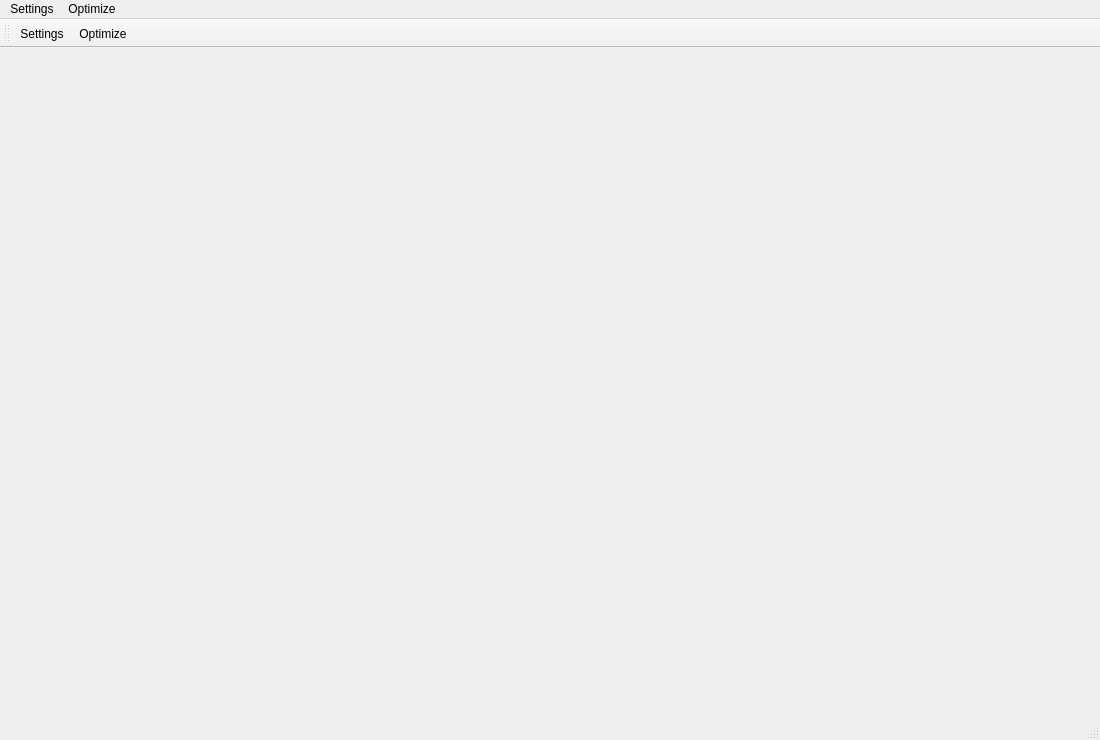
First picture: the form in mainwindow.ui, repository NikitaKhromovSPBU/FunctionOptimizationGUI, before the edit.
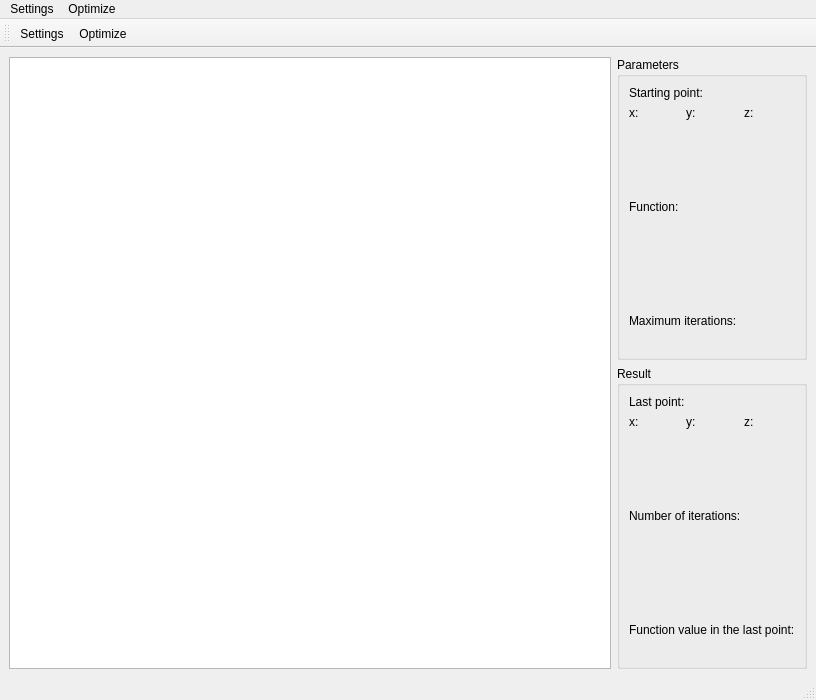
Second picture: the form after the edit. Icons and pictures are not drawn.

What changed in the file:
```diff
--- a/mainwindow.ui
+++ b/mainwindow.ui
@@ -6,21 +6,324 @@
    <rect>
     <x>0</x>
     <y>0</y>
-    <width>1100</width>
-    <height>740</height>
+    <width>816</width>
+    <height>700</height>
    </rect>
   </property>
   <property name="windowTitle">
    <string>MainWindow</string>
   </property>
-  <widget class="QWidget" name="centralwidget"/>
+  <widget class="QWidget" name="centralwidget">
+   <layout class="QHBoxLayout" name="horizontalLayout_3">
+    <item>
+     <widget class="QGraphicsView" name="function_plot">
+      <property name="minimumSize">
+       <size>
+        <width>400</width>
+        <height>400</height>
+       </size>
+      </property>
+      <property name="maximumSize">
+       <size>
+        <width>1000</width>
+        <height>1000</height>
+       </size>
+      </property>
+     </widget>
+    </item>
+    <item>
+     <layout class="QVBoxLayout" name="verticalLayout_3">
+      <item>
+       <widget class="QGroupBox" name="groupBox">
+        <property name="title">
+         <string>Parameters</string>
+        </property>
+        <layout class="QVBoxLayout" name="verticalLayout_9">
+         <item>
+          <layout class="QVBoxLayout" name="verticalLayout">
+           <item>
+            <widget class="QLabel" name="label">
+             <property name="text">
+              <string>Starting point:</string>
+             </property>
+            </widget>
+           </item>
+           <item>
+            <layout class="QHBoxLayout" name="horizontalLayout">
+             <item>
+              <layout class="QFormLayout" name="formLayout">
+               <item row="0" column="0">
+                <widget class="QLabel" name="label_2">
+                 <property name="text">
+                  <string>x:</string>
+                 </property>
+                </widget>
+               </item>
+               <item row="0" column="1">
+                <widget class="QLabel" name="x_start">
+                 <property name="text">
+                  <string/>
+                 </property>
+                </widget>
+               </item>
+              </layout>
+             </item>
+             <item>
+              <layout class="QFormLayout" name="formLayout_2">
+               <item row="0" column="0">
+                <widget class="QLabel" name="label_3">
+                 <property name="text">
+                  <string>y:</string>
+                 </property>
+                </widget>
+               </item>
+               <item row="0" column="1">
+                <widget class="QLabel" name="y_start">
+                 <property name="text">
+                  <string/>
+                 </property>
+                </widget>
+               </item>
+              </layout>
+             </item>
+             <item>
+              <layout class="QFormLayout" name="formLayout_3">
+               <item row="0" column="0">
+                <widget class="QLabel" name="z_start_label">
+                 <property name="text">
+                  <string>z:</string>
+                 </property>
+                </widget>
+               </item>
+               <item row="0" column="1">
+                <widget class="QLabel" name="z_start">
+                 <property name="text">
+                  <string/>
+                 </property>
+                </widget>
+               </item>
+              </layout>
+             </item>
+            </layout>
+           </item>
+          </layout>
+         </item>
+         <item>
+          <spacer name="verticalSpacer">
+           <property name="orientation">
+            <enum>Qt::Vertical</enum>
+           </property>
+           <property name="sizeHint" stdset="0">
+            <size>
+             <width>20</width>
+             <height>40</height>
+            </size>
+           </property>
+          </spacer>
+         </item>
+         <item>
+          <layout class="QVBoxLayout" name="verticalLayout_4">
+           <item>
+            <widget class="QLabel" name="label_4">
+             <property name="text">
+              <string>Function:</string>
+             </property>
+            </widget>
+           </item>
+           <item>
+            <widget class="QLabel" name="func_name">
+             <property name="text">
+              <string/>
+             </property>
+            </widget>
+           </item>
+          </layout>
+         </item>
+         <item>
+          <spacer name="verticalSpacer_2">
+           <property name="orientation">
+            <enum>Qt::Vertical</enum>
+           </property>
+           <property name="sizeHint" stdset="0">
+            <size>
+             <width>20</width>
+             <height>40</height>
+            </size>
+           </property>
+          </spacer>
+         </item>
+         <item>
+          <layout class="QVBoxLayout" name="verticalLayout_5">
+           <item>
+            <widget class="QLabel" name="label_8">
+             <property name="text">
+              <string>Maximum iterations:</string>
+             </property>
+            </widget>
+           </item>
+           <item>
+            <widget class="QLabel" name="max_iterations">
+             <property name="text">
+              <string/>
+             </property>
+            </widget>
+           </item>
+          </layout>
+         </item>
+        </layout>
+       </widget>
+      </item>
+      <item>
+       <widget class="QGroupBox" name="groupBox_2">
+        <property name="title">
+         <string>Result</string>
+        </property>
+        <layout class="QVBoxLayout" name="verticalLayout_8">
+         <item>
+          <layout class="QVBoxLayout" name="verticalLayout_2">
+           <item>
+            <widget class="QLabel" name="label_5">
+             <property name="text">
+              <string>Last point:</string>
+             </property>
+            </widget>
+           </item>
+           <item>
+            <layout class="QHBoxLayout" name="horizontalLayout_2">
+             <item>
+              <layout class="QFormLayout" name="formLayout_4">
+               <item row="0" column="0">
+                <widget class="QLabel" name="label_6">
+                 <property name="text">
+                  <string>x:</string>
+                 </property>
+                </widget>
+               </item>
+               <item row="0" column="1">
+                <widget class="QLabel" name="x_end">
+                 <property name="text">
+                  <string/>
+                 </property>
+                </widget>
+               </item>
+              </layout>
+             </item>
+             <item>
+              <layout class="QFormLayout" name="formLayout_5">
+               <item row="0" column="0">
+                <widget class="QLabel" name="label_7">
+                 <property name="text">
+                  <string>y:</string>
+                 </property>
+                </widget>
+               </item>
+               <item row="0" column="1">
+                <widget class="QLabel" name="y_end">
+                 <property name="text">
+                  <string/>
+                 </property>
+                </widget>
+               </item>
+              </layout>
+             </item>
+             <item>
+              <layout class="QFormLayout" name="formLayout_6">
+               <item row="0" column="0">
+                <widget class="QLabel" name="z_end_label">
+                 <property name="text">
+                  <string>z:</string>
+                 </property>
+                </widget>
+               </item>
+               <item row="0" column="1">
+                <widget class="QLabel" name="z_end">
+                 <property name="text">
+                  <string/>
+                 </property>
+                </widget>
+               </item>
+              </layout>
+             </item>
+            </layout>
+           </item>
+          </layout>
+         </item>
+         <item>
+          <spacer name="verticalSpacer_3">
+           <property name="orientation">
+            <enum>Qt::Vertical</enum>
+           </property>
+           <property name="sizeHint" stdset="0">
+            <size>
+             <width>20</width>
+             <height>40</height>
+            </size>
+           </property>
+          </spacer>
+         </item>
+         <item>
+          <layout class="QVBoxLayout" name="verticalLayout_6">
+           <item>
+            <widget class="QLabel" name="label_10">
+             <property name="text">
+              <string>Number of iterations:</string>
+             </property>
+            </widget>
+           </item>
+           <item>
+            <widget class="QLabel" name="iter_number">
+             <property name="text">
+              <string/>
+             </property>
+            </widget>
+           </item>
+          </layout>
+         </item>
+         <item>
+          <spacer name="verticalSpacer_4">
+           <property name="orientation">
+            <enum>Qt::Vertical</enum>
+           </property>
+           <property name="sizeHint" stdset="0">
+            <size>
+             <width>20</width>
+             <height>40</height>
+            </size>
+           </property>
+          </spacer>
+         </item>
+         <item>
+          <layout class="QVBoxLayout" name="verticalLayout_7">
+           <item>
+            <widget class="QLabel" name="label_11">
+             <property name="text">
+              <string>Function value in the last point:</string>
+             </property>
+            </widget>
+           </item>
+           <item>
+            <widget class="QLabel" name="end_func_value">
+             <property name="text">
+              <string/>
+             </property>
+            </widget>
+           </item>
+          </layout>
+         </item>
+        </layout>
+       </widget>
+      </item>
+     </layout>
+    </item>
+   </layout>
+  </widget>
   <widget class="QStatusBar" name="statusbar"/>
   <widget class="QMenuBar" name="menubar">
    <property name="geometry">
     <rect>
      <x>0</x>
      <y>0</y>
-     <width>1100</width>
+     <width>816</width>
      <height>21</height>
     </rect>
    </property>
```
Left out of the diff: 2 changed lines with no effect on the pictures.
